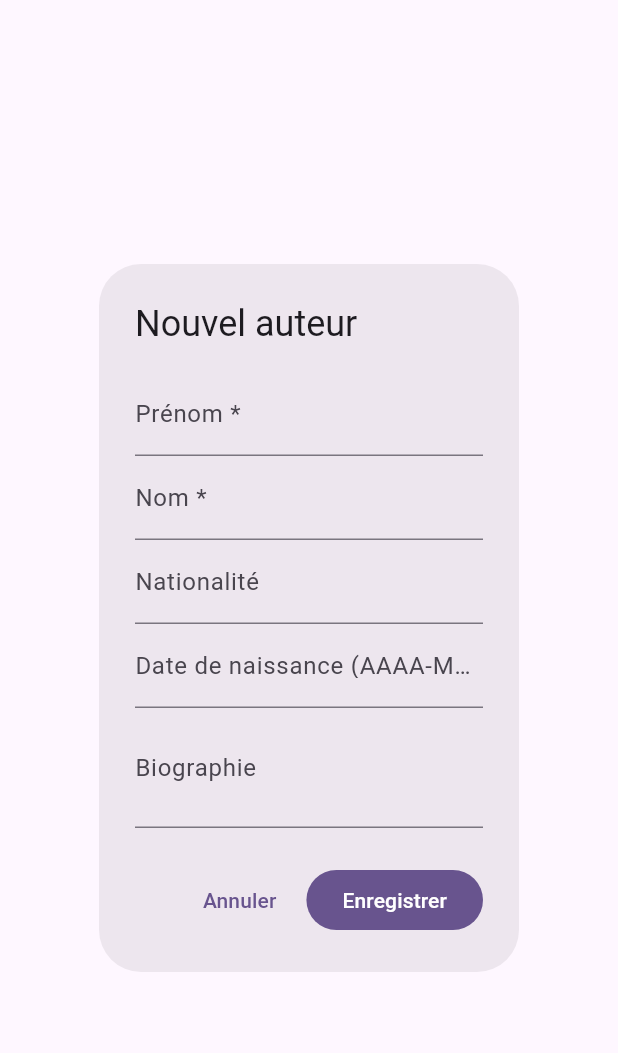
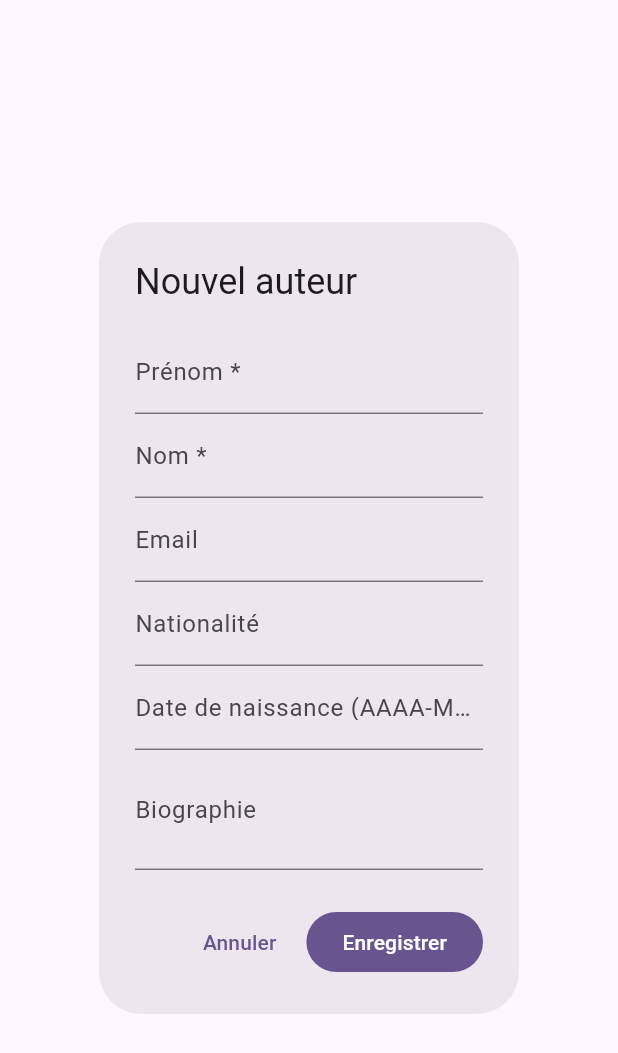
Before and after one commit to florianToribio/beaupeyratheque, a Flutter app: the _AuthorFormDialog widget shown alone on an empty page, opened directly, on a phone screen of 412 x 824 dp. Shown: the top 1053 px of the screen. Run offline on Flutter 3.47's test engine with Material 3 defaults, Android fonts, the phone set to English and light mode, and no system bars; our stand-ins replace dio, flutter_secure_storage, shelf; missing offline and left inert: dart_jsonwebtoken, shelf_router, sqlite3; accounts and stored records are empty; network calls fail.

Commit message:
Codex: Tu es un expert mobile. Corrige ce bug dans l'application mobile. OW-21: Manque

```diff
--- a/lib/models/author.dart
+++ b/lib/models/author.dart
@@ -3,6 +3,7 @@ class Author {
     required this.id,
     required this.firstName,
     required this.lastName,
+    this.email,
     this.birthDate,
     this.nationality,
     this.biography,
@@ -13,6 +14,7 @@ class Author {
       id: json['id'] as int,
       firstName: json['firstName'] as String,
       lastName: json['lastName'] as String,
+      email: json['email'] as String?,
       birthDate: json['birthDate'] != null ? DateTime.parse(json['birthDate'] as String) : null,
       nationality: json['nationality'] as String?,
       biography: json['biography'] as String?,
@@ -22,6 +24,7 @@ class Author {
   final int id;
   final String firstName;
   final String lastName;
+  final String? email;
   final DateTime? birthDate;
   final String? nationality;
   final String? biography;
@@ -30,6 +33,7 @@ class Author {
     return {
       'firstName': firstName,
       'lastName': lastName,
+      'email': email,
       'birthDate': birthDate?.toIso8601String(),
       'nationality': nationality,
       'biography': biography,
--- a/lib/screens/home/dialogs/author_details_dialog.dart
+++ b/lib/screens/home/dialogs/author_details_dialog.dart
@@ -16,6 +16,7 @@ class _AuthorDetailsDialog extends StatelessWidget {
         crossAxisAlignment: CrossAxisAlignment.start,
         children: [
           // Affichage conditionnel des informations si elles existent
+          if (author.email != null && author.email!.isNotEmpty) Text('Email : ${author.email}'),
           if (author.nationality != null) Text('Nationalité : ${author.nationality}'),
           if (author.birthDate != null) Text('Naissance : ${author.birthDate!.toFormattedString()}'),
           if (author.biography != null && author.biography!.isNotEmpty) ...[
--- a/lib/screens/home/dialogs/author_form_dialog.dart
+++ b/lib/screens/home/dialogs/author_form_dialog.dart
@@ -13,6 +13,7 @@ class _AuthorFormDialogState extends State<_AuthorFormDialog> {
   final _formKey = GlobalKey<FormState>();
   late final _firstNameController = TextEditingController(text: widget.author?.firstName ?? '');
   late final _lastNameController = TextEditingController(text: widget.author?.lastName ?? '');
+  late final _emailController = TextEditingController(text: widget.author?.email ?? '');
   late final _nationalityController = TextEditingController(text: widget.author?.nationality ?? '');
   late final _birthDateController = TextEditingController(
     text: widget.author?.birthDate != null ? widget.author!.birthDate!.toIso8601String().split('T').first : '',
@@ -32,6 +33,7 @@ class _AuthorFormDialogState extends State<_AuthorFormDialog> {
   void dispose() {
     _firstNameController.dispose();
     _lastNameController.dispose();
+    _emailController.dispose();
     _nationalityController.dispose();
     _birthDateController.dispose();
     _biographyController.dispose();
@@ -45,6 +47,7 @@ class _AuthorFormDialogState extends State<_AuthorFormDialog> {
       id: widget.author?.id ?? 0,
       firstName: _firstNameController.text.trim(),
       lastName: _lastNameController.text.trim(),
+      email: _emailController.text.trim().isEmpty ? null : _emailController.text.trim(),
       nationality: _nationalityController.text.trim().isEmpty ? null : _nationalityController.text.trim(),
       birthDate: _selectedDate,
       biography: _biographyController.text.trim().isEmpty ? null : _biographyController.text.trim(),
@@ -84,6 +87,15 @@ class _AuthorFormDialogState extends State<_AuthorFormDialog> {
                 controller: _lastNameController,
                 decoration: const InputDecoration(labelText: 'Nom *'),
                 validator: (value) => (value == null || value.trim().isEmpty) ? 'Champ obligatoire' : null,
+              ),
+              TextFormField(
+                controller: _emailController,
+                decoration: const InputDecoration(labelText: 'Email'),
+                keyboardType: TextInputType.emailAddress,
+                validator: (value) {
+                  if (value == null || value.trim().isEmpty) return null;
+                  return value.contains('@') ? null : 'Email invalide';
+                },
               ),
               TextFormField(
                 controller: _nationalityController,
--- a/lib/screens/home/widgets/authors_tab.dart
+++ b/lib/screens/home/widgets/authors_tab.dart
@@ -132,6 +132,7 @@ class _AuthorTile extends StatelessWidget {
   Widget build(BuildContext context) {
     // Construction du sous-titre avec les informations disponibles
     final details = <String>[
+      if (author.email != null && author.email!.isNotEmpty) 'Email : ${author.email}',
       if (author.nationality != null && author.nationality!.isNotEmpty) 'Nationalité : ${author.nationality}',
       if (author.birthDate != null) 'Né(e) le ${author.birthDate!.toFormattedString()}',
     ].join('\n');
--- a/server_dart/lib/src/api.dart
+++ b/server_dart/lib/src/api.dart
@@ -132,6 +132,7 @@ class ApiHandlers {
     final data = {
       'firstName': payload['firstName'] as String,
       'lastName': payload['lastName'] as String,
+      'email': payload['email'] as String?,
       'birthDate': payload['birthDate'] as String?,
       'nationality': payload['nationality'] as String?,
       'biography': payload['biography'] as String?,
@@ -154,6 +155,7 @@ class ApiHandlers {
     final data = {
       'firstName': payload['firstName'] as String,
       'lastName': payload['lastName'] as String,
+      'email': payload['email'] as String?,
       'birthDate': payload['birthDate'] as String?,
       'nationality': payload['nationality'] as String?,
       'biography': payload['biography'] as String?,
--- a/server_dart/lib/src/database.dart
+++ b/server_dart/lib/src/database.dart
@@ -48,6 +48,7 @@ class DatabaseManager {
         id INTEGER PRIMARY KEY AUTOINCREMENT,
         first_name TEXT NOT NULL,
         last_name TEXT NOT NULL,
+        email TEXT,
         birth_date TEXT,
         nationality TEXT,
         biography TEXT
@@ -71,6 +72,7 @@ class DatabaseManager {
 
     // Vérifier et ajouter les colonnes manquantes (migration incrémentale)
     _ensureBookColumns();
+    _ensureAuthorColumns();
   }
 
   /// Insère des données initiales de test (seeding)
@@ -83,15 +85,22 @@ class DatabaseManager {
       _db
         ..execute(
           '''
-INSERT INTO authors (first_name, last_name, birth_date, nationality, biography)
-           VALUES (?, ?, ?, ?, ?)''',
-          ['Jules', 'Verne', '1828-02-08', 'Française', 'Pionnier du roman de science-fiction.'],
+INSERT INTO authors (first_name, last_name, email, birth_date, nationality, biography)
+           VALUES (?, ?, ?, ?, ?, ?)''',
+          ['Jules', 'Verne', 'jules.verne@example.com', '1828-02-08', 'Française', 'Pionnier du roman de science-fiction.'],
         )
         ..execute(
           '''
-INSERT INTO authors (first_name, last_name, birth_date, nationality, biography)
-           VALUES (?, ?, ?, ?, ?)''',
-          ['George', 'Orwell', '1903-06-25', 'Britannique', 'Auteur de 1984 et La Ferme des Animaux.'],
+INSERT INTO authors (first_name, last_name, email, birth_date, nationality, biography)
+           VALUES (?, ?, ?, ?, ?, ?)''',
+          [
+            'George',
+            'Orwell',
+            'george.orwell@example.com',
+            '1903-06-25',
+            'Britannique',
+            'Auteur de 1984 et La Ferme des Animaux.',
+          ],
         );
     }
 
@@ -167,14 +176,14 @@ INSERT INTO books (title, description, publication_year, author_id, borrowed, bo
 
   List<Map<String, dynamic>> listAuthors() {
     final results = _db.select(
-      'SELECT id, first_name, last_name, birth_date, nationality, biography FROM authors ORDER BY last_name ASC',
+      'SELECT id, first_name, last_name, email, birth_date, nationality, biography FROM authors ORDER BY last_name ASC',
     );
     return results.map(_rowToAuthor).toList();
   }
 
   Map<String, dynamic>? getAuthor(int id) {
     final results = _db.select(
-      'SELECT id, first_name, last_name, birth_date, nationality, biography FROM authors WHERE id = ?',
+      'SELECT id, first_name, last_name, email, birth_date, nationality, biography FROM authors WHERE id = ?',
       [id],
     );
     if (results.isEmpty) return null;
@@ -184,11 +193,12 @@ INSERT INTO books (title, description, publication_year, author_id, borrowed, bo
   int insertAuthor(Map<String, dynamic> data) {
     _db.execute(
       '''
-INSERT INTO authors (first_name, last_name, birth_date, nationality, biography)
-         VALUES (?, ?, ?, ?, ?)''',
+INSERT INTO authors (first_name, last_name, email, birth_date, nationality, biography)
+         VALUES (?, ?, ?, ?, ?, ?)''',
       [
         data['firstName'],
         data['lastName'],
+        data['email'],
         data['birthDate'],
         data['nationality'],
         data['biography'],
@@ -203,6 +213,7 @@ INSERT INTO authors (first_name, last_name, birth_date, nationality, biography)
 UPDATE authors
             SET first_name = ?,
                 last_name = ?,
+                email = ?,
                 birth_date = ?,
                 nationality = ?,
                 biography = ?
@@ -210,6 +221,7 @@ UPDATE authors
       [
         data['firstName'],
         data['lastName'],
+        data['email'],
         data['birthDate'],
         data['nationality'],
         data['biography'],
@@ -242,6 +254,7 @@ UPDATE authors
         b.image,
         a.first_name,
         a.last_name,
+        a.email,
         a.birth_date,
         a.nationality,
         a.biography
@@ -269,6 +282,7 @@ UPDATE authors
         b.image,
         a.first_name,
         a.last_name,
+        a.email,
         a.birth_date,
         a.nationality,
         a.biography
@@ -299,6 +313,7 @@ UPDATE authors
         b.image,
         a.first_name,
         a.last_name,
+        a.email,
         a.birth_date,
         a.nationality,
         a.biography
@@ -448,6 +463,7 @@ UPDATE books
       'id': row[idColumn] as int,
       'firstName': (row['first_name'] as String?) ?? '',
       'lastName': (row['last_name'] as String?) ?? '',
+      'email': row['email'] as String?,
       'birthDate': row['birth_date'] as String?,
       'nationality': row['nationality'] as String?,
       'biography': row['biography'] as String?,
@@ -476,4 +492,14 @@ UPDATE books
       _db.execute('ALTER TABLE books ADD COLUMN borrower_id INTEGER');
     }
   }
+
+  /// Migration incrémentale : ajoute les colonnes manquantes à la table authors
+  void _ensureAuthorColumns() {
+    final info = _db.select('PRAGMA table_info(authors)');
+    final columns = info.map((row) => row['name'] as String).toSet();
+
+    if (!columns.contains('email')) {
+      _db.execute('ALTER TABLE authors ADD COLUMN email TEXT');
+    }
+  }
 }
```
